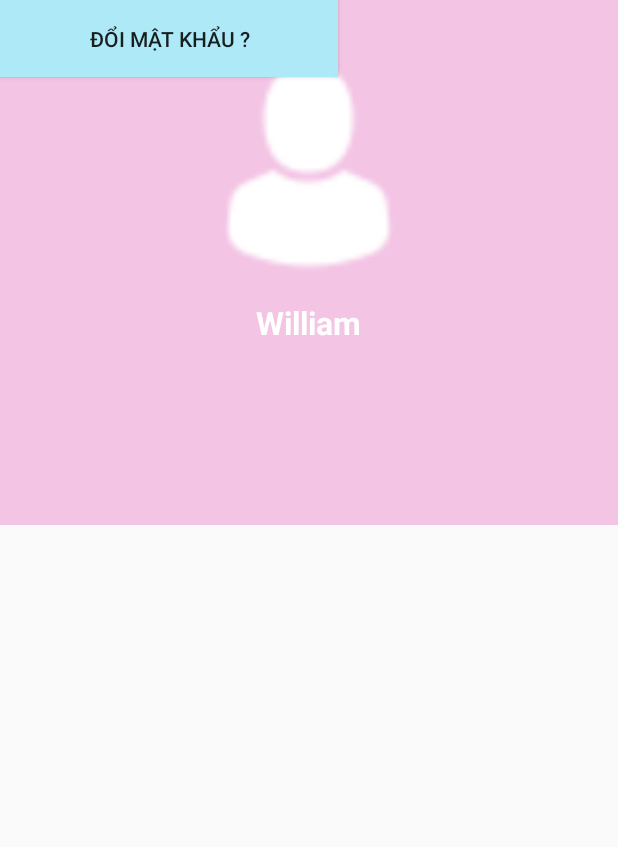
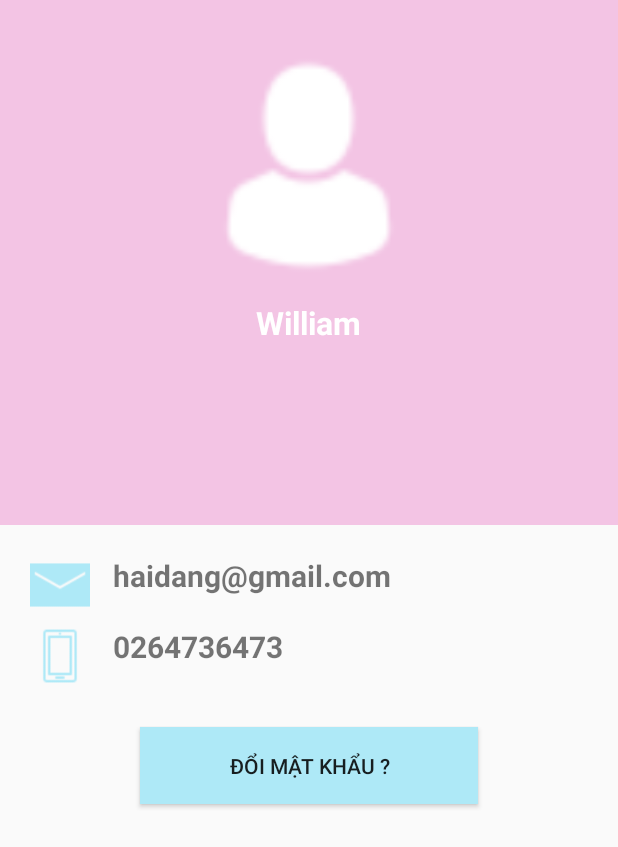
Before and after one commit to dangtft/MusicApp, an Android app built with Jetpack Compose: the layout activity_profile.xml on its own in the app's theme, with its tools: preview values and no code run, on a phone screen of 412 x 824 dp. Shown: the top 847 px of the screen. Run offline under Robolectric (Android 15) with nearby library versions, the phone set to English and light mode, and no system bars; Roboto replaces fonts that are not available here.

Commit message:
updateProfile

```diff
--- a/app/src/main/res/layout/activity_profile.xml
+++ b/app/src/main/res/layout/activity_profile.xml
@@ -1,79 +1,87 @@
 <?xml version="1.0" encoding="utf-8"?>
-<androidx.constraintlayout.widget.ConstraintLayout xmlns:android="http://schemas.android.com/apk/res/android"
+<androidx.constraintlayout.widget.ConstraintLayout
+    xmlns:android="http://schemas.android.com/apk/res/android"
+    xmlns:app="http://schemas.android.com/apk/res-auto"
     xmlns:tools="http://schemas.android.com/tools"
     android:layout_width="match_parent"
     android:layout_height="match_parent"
-    xmlns:app="http://schemas.android.com/apk/res-auto"
     tools:context=".activity.ProfileActivity">
 
-    <TextView
-        android:id="@+id/mail_user"
-        android:layout_width="273dp"
-        android:layout_height="34dp"
-        android:text="haidang@gmail.com"
-        android:textSize="20sp"
-        android:textStyle="bold"
-        tools:layout_editor_absoluteX="111dp"
-        tools:layout_editor_absoluteY="418dp"
-        tools:ignore="MissingConstraints" />
+    <LinearLayout
+        android:id="@+id/headerLayout"
+        android:layout_width="0dp"
+        android:layout_height="350dp"
+        android:orientation="vertical"
+        android:background="@color/main_pink"
+        app:layout_constraintTop_toTopOf="parent"
+        app:layout_constraintStart_toStartOf="parent"
+        app:layout_constraintEnd_toEndOf="parent">
 
-    <RelativeLayout
-        android:layout_width="match_parent"
-        android:layout_height="405dp"
-        tools:ignore="MissingConstraints">
-        <LinearLayout
-
-            android:background="@color/main_pink"
-            android:layout_width="match_parent"
-            android:layout_height="350dp"
-            android:orientation="vertical">
         <ImageView
-                android:layout_marginTop="35dp"
-                android:layout_gravity="center_horizontal"
+            android:id="@+id/avatarImageView"
             android:layout_width="150dp"
             android:layout_height="150dp"
-                android:src="@drawable/icons8_avatar_48"/>
+            android:layout_gravity="center_horizontal"
+            android:layout_marginTop="35dp"
+            android:src="@drawable/icons8_avatar_48" />
+
         <TextView
             android:id="@+id/name_user"
-                android:layout_marginTop="15dp"
-                android:layout_gravity="center_horizontal"
             android:layout_width="wrap_content"
             android:layout_height="wrap_content"
+            android:layout_gravity="center_horizontal"
+            android:layout_marginTop="15dp"
             android:text="William"
-                android:textColor="#fff"
-                android:textStyle="bold"
-                android:textSize="21dp"/>
+            android:textColor="#FFFFFF"
+            android:textSize="21sp"
+            android:textStyle="bold" />
     </LinearLayout>
-    </RelativeLayout>
 
     <ImageView
         android:id="@+id/imageView5"
         android:layout_width="40dp"
         android:layout_height="40dp"
-        app:srcCompat="@drawable/icons8_mail_50"
-        tools:layout_editor_absoluteX="25dp"
-        tools:layout_editor_absoluteY="410dp"
-        tools:ignore="MissingConstraints" />
+        android:src="@drawable/icons8_mail_50"
+        app:layout_constraintTop_toBottomOf="@id/headerLayout"
+        app:layout_constraintStart_toStartOf="parent"
+        android:layout_marginTop="20dp"
+        android:layout_marginStart="20dp" />
+
+    <TextView
+        android:id="@+id/mail_user"
+        android:layout_width="0dp"
+        android:layout_height="wrap_content"
+        android:text="haidang@gmail.com"
+        android:textSize="20sp"
+        android:textStyle="bold"
+        app:layout_constraintStart_toEndOf="@id/imageView5"
+        app:layout_constraintTop_toTopOf="@id/imageView5"
+        app:layout_constraintEnd_toEndOf="parent"
+        android:layout_marginStart="15dp"
+        android:layout_marginEnd="20dp" />
 
     <ImageView
         android:id="@+id/imageView6"
         android:layout_width="40dp"
         android:layout_height="40dp"
-        app:srcCompat="@drawable/icons8_smartphone_50"
-        tools:layout_editor_absoluteX="24dp"
-        tools:layout_editor_absoluteY="514dp"
-        tools:ignore="MissingConstraints" />
+        android:src="@drawable/icons8_smartphone_50"
+        app:layout_constraintTop_toBottomOf="@id/mail_user"
+        app:layout_constraintStart_toStartOf="parent"
+        android:layout_marginTop="20dp"
+        android:layout_marginStart="20dp" />
 
     <TextView
         android:id="@+id/phone_user"
-        android:layout_width="269dp"
-        android:layout_height="39dp"
+        android:layout_width="0dp"
+        android:layout_height="wrap_content"
         android:text="0264736473"
         android:textSize="20sp"
         android:textStyle="bold"
-        tools:layout_editor_absoluteX="113dp"
-        tools:layout_editor_absoluteY="520dp"
-        tools:ignore="MissingConstraints" />
+        app:layout_constraintStart_toEndOf="@id/imageView6"
+        app:layout_constraintTop_toTopOf="@id/imageView6"
+        app:layout_constraintEnd_toEndOf="parent"
+        android:layout_marginStart="15dp"
+        android:layout_marginEnd="20dp" />
 
     <Button
         android:id="@+id/changePass"
@@ -81,9 +89,9 @@
         android:layout_height="51dp"
         android:background="@color/main_blue"
         android:text="Đổi mật khẩu ?"
-        tools:layout_editor_absoluteX="93dp"
-        tools:layout_editor_absoluteY="606dp"
-        tools:ignore="MissingConstraints" />
-
+        app:layout_constraintTop_toBottomOf="@id/phone_user"
+        app:layout_constraintStart_toStartOf="parent"
+        app:layout_constraintEnd_toEndOf="parent"
+        android:layout_marginTop="40dp" />
 
 </androidx.constraintlayout.widget.ConstraintLayout>
```
Also changed, not shown: app/src/main/AndroidManifest.xml (+12 -2 lines), app/src/main/java/com/example/appmusic/MainActivity.kt (+40 -15 lines), app/src/main/java/com/example/appmusic/activity/ChangePasswordActivity.kt (added, +57 -0 lines), app/src/main/java/com/example/appmusic/activity/ProfileActivity.kt (+13 -17 lines), app/src/main/res/layout/activity_changepass.xml (added, +45 -0 lines). Lines whose indentation alone changed are shown as unchanged.
